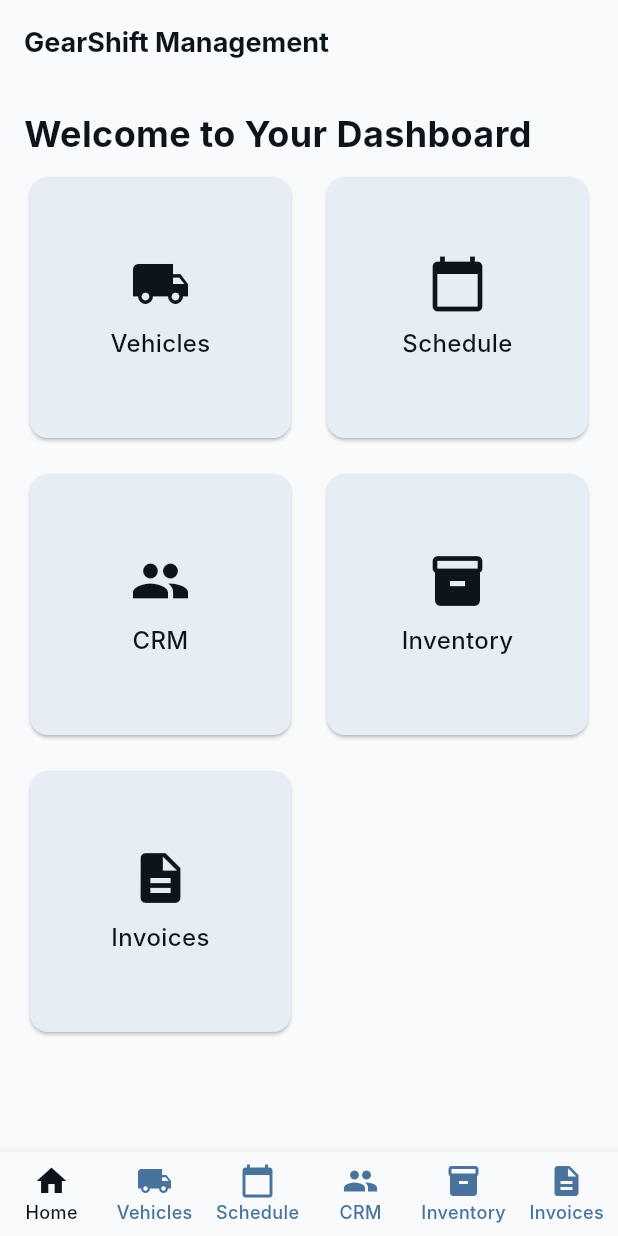
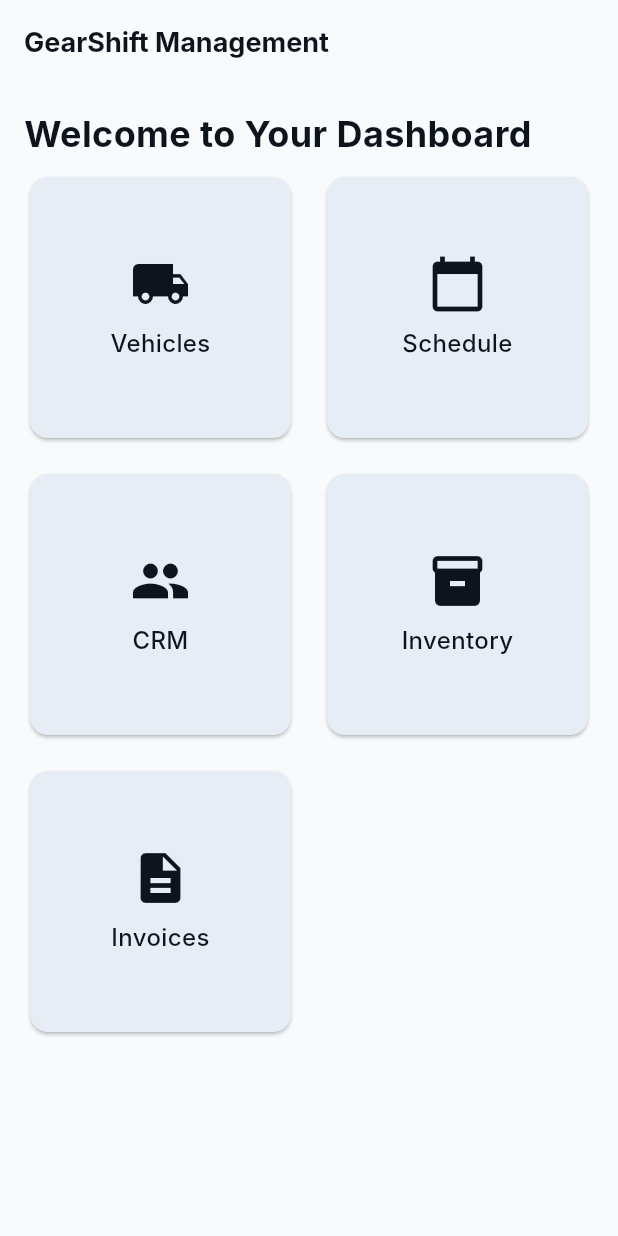
Before and after one commit to LazyCrystal/Mobile, a Flutter app: the screen it shows after launch, on a phone screen of 412 x 824 dp. Run offline on Flutter 3.47's test engine with Material 3 defaults, Android fonts, the phone set to English and light mode, and no system bars; Roboto replaces fonts that are missing (Inter).

Commit message:
yizheng here

```diff
--- a/lib/home_page.dart
+++ b/lib/home_page.dart
@@ -103,76 +103,6 @@ class HomePage extends StatelessWidget {
           ],
         ),
       ),
-      bottomNavigationBar: BottomNavigationBar(
-        currentIndex: 0, // Home page as default
-        selectedItemColor: const Color(0xFF0D141C),
-        unselectedItemColor: const Color(0xFF49739C),
-        showUnselectedLabels: true,
-        type: BottomNavigationBarType.fixed,
-        selectedFontSize: 12,
-        unselectedFontSize: 12,
-        backgroundColor: const Color(0xFFF8FAFC),
-        items: const [
-          BottomNavigationBarItem(
-            icon: Icon(Icons.home, size: 24),
-            label: 'Home',
-          ),
-          BottomNavigationBarItem(
-            icon: Icon(Icons.local_shipping, size: 24),
-            label: 'Vehicles',
-          ),
-          BottomNavigationBarItem(
-            icon: Icon(Icons.calendar_today, size: 24),
-            label: 'Schedule',
-          ),
-          BottomNavigationBarItem(
-            icon: Icon(Icons.people, size: 24),
-            label: 'CRM',
-          ),
-          BottomNavigationBarItem(
-            icon: Icon(Icons.inventory, size: 24),
-            label: 'Inventory',
-          ),
-          BottomNavigationBarItem(
-            icon: Icon(Icons.description, size: 24),
-            label: 'Invoices',
-          ),
-        ],
-        onTap: (index) {
-          switch (index) {
-            case 1:
-              Navigator.push(
-                context,
-                MaterialPageRoute(builder: (context) => const PlaceholderScreen(title: 'Vehicles')),
-              );
-              break;
-            case 2:
-              Navigator.push(
-                context,
-                MaterialPageRoute(builder: (context) => const SchedulePage()),
-              );
-              break;
-            case 3:
-              Navigator.push(
-                context,
-                MaterialPageRoute(builder: (context) => const CustomerScreen()),
-              );
-              break;
-            case 4:
-              Navigator.push(
-                context,
-                MaterialPageRoute(builder: (context) => const InventoryScreen()),
-              );
-              break;
-            case 5:
-              Navigator.push(
-                context,
-                MaterialPageRoute(builder: (context) => const InvoiceScreen()),
-              );
-              break;
-          }
-        },
-      ),
     );
   }
 
```
